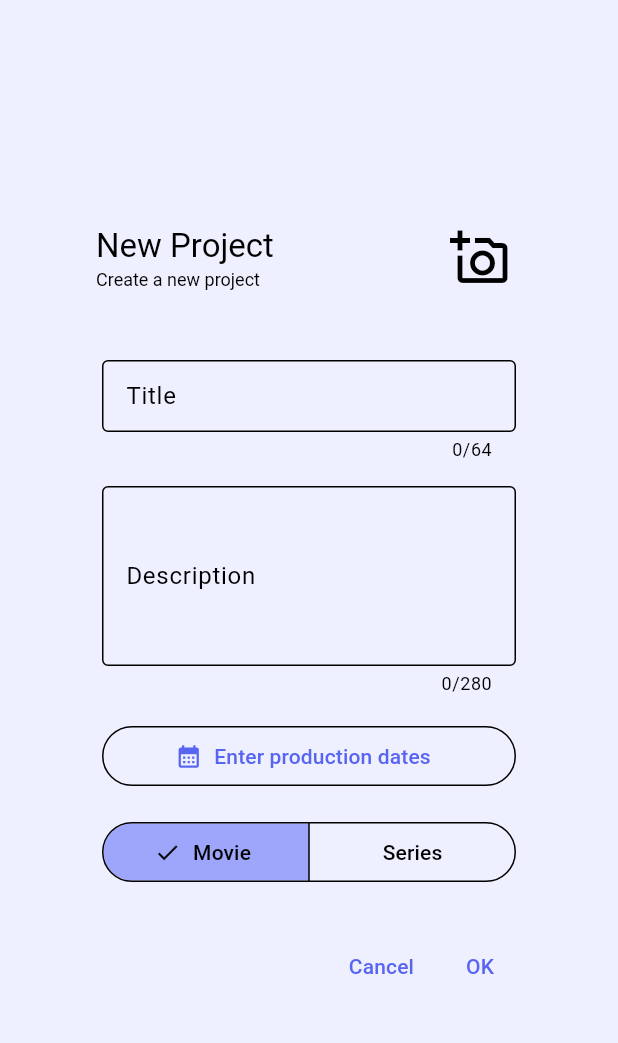
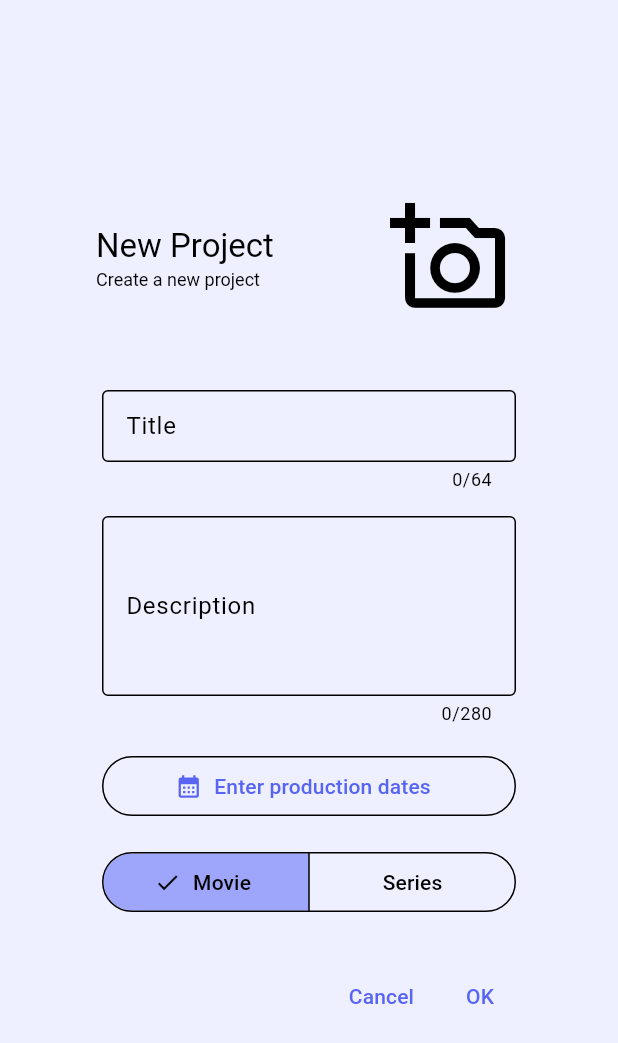
Before and after one commit to studiorvandco/cpm_app, a Flutter app: the NewProjectDialog widget shown alone on an empty page, opened directly, after a tap on the "add a photo" icon, on a phone screen of 412 x 824 dp. Shown: the top 1043 px of the screen. Run offline on Flutter 3.47's test engine with Material 2 defaults, Android fonts, the phone set to English and light mode, and no system bars; our stand-ins replace file_picker, page_transition; missing offline and left inert: outline_search_bar.

Commit message:
WIP image

```diff
--- a/lib/widgets/new_project_dialog.dart
+++ b/lib/widgets/new_project_dialog.dart
@@ -1,3 +1,6 @@
+import 'dart:io';
+
+import 'package:file_picker/file_picker.dart';
 import 'package:flutter/material.dart';
 import 'package:intl/intl.dart';
 
@@ -10,8 +13,7 @@ class NewProjectDialog extends StatefulWidget {
   State<StatefulWidget> createState() => _NewProjectDialogState();
 }
 
-class _NewProjectDialogState extends State<NewProjectDialog>
-    with AutomaticKeepAliveClientMixin<NewProjectDialog> {
+class _NewProjectDialogState extends State<NewProjectDialog> {
   _NewProjectDialogState();
 
   String? title;
@@ -24,7 +26,7 @@ class _NewProjectDialogState extends State<NewProjectDialog>
   @override
   void initState() {
     updateDateText();
-    super.initState();
+    return super.initState();
   }
 
   void updateDateText() {
@@ -45,7 +47,6 @@ class _NewProjectDialogState extends State<NewProjectDialog>
 
   @override
   Widget build(BuildContext context) {
-    String dateDisplayed = 'Enter production dates';
     return SimpleDialog(
       title: Row(
         mainAxisAlignment: MainAxisAlignment.spaceBetween,
@@ -61,8 +62,26 @@ class _NewProjectDialogState extends State<NewProjectDialog>
             ],
           ),
           IconButton(
-            icon: const Icon(Icons.add_a_photo_outlined, size: 40),
-            onPressed: () {},
+            style: IconButton.styleFrom(
+                shape: RoundedRectangleBorder(
+                    borderRadius: BorderRadius.circular(10))),
+            icon: Builder(builder: (context) {
+              if (image != null) {
+                return SizedBox(height: 80, width: 80, child: image!);
+              } else {
+                return const Icon(Icons.add_a_photo_outlined, size: 80);
+              }
+            }),
+            onPressed: () async {
+              FilePickerResult? result =
+                  await FilePicker.platform.pickFiles(type: FileType.image);
+              if (result != null) {
+                File file = File(result.files.single.path!);
+                setState(() {
+                  image = Image.file(file);
+                });
+              }
+            },
           ),
         ],
       ),
@@ -119,7 +138,7 @@ class _NewProjectDialogState extends State<NewProjectDialog>
                           }
                         },
                         icon: Icon(Icons.calendar_month),
-                        label: Text(dateDisplayed),
+                        label: Text(dateText),
                       ),
                     ),
                   ),
@@ -129,13 +148,13 @@ class _NewProjectDialogState extends State<NewProjectDialog>
                       width: 300,
                       child: SegmentedButton(
                         segments: [
-                          ButtonSegment(
+                          const ButtonSegment(
                               label: Text('Movie'), value: ProjectType.movie),
                           ButtonSegment(
                               label: Text('Series'), value: ProjectType.series)
                         ],
                         selected: {type},
-                        onSelectionChanged: (newSelection) {
+                        onSelectionChanged: (Set<ProjectType> newSelection) {
                           setState(() {
                             type = newSelection.first;
                           });
@@ -143,14 +162,14 @@ class _NewProjectDialogState extends State<NewProjectDialog>
                       ),
                     ),
                   ),
-                  SizedBox(
+                  const SizedBox(
                     height: 20,
                   ),
                   Row(
                     mainAxisAlignment: MainAxisAlignment.end,
                     children: [
-                      TextButton(onPressed: () {}, child: Text('Cancel')),
-                      TextButton(onPressed: () {}, child: Text('OK'))
+                      TextButton(onPressed: () {}, child: const Text('Cancel')),
+                      TextButton(onPressed: () {}, child: const Text('OK'))
                     ],
                   )
                 ]),
@@ -159,7 +178,4 @@ class _NewProjectDialogState extends State<NewProjectDialog>
       ],
     );
   }
-
-  @override
-  bool get wantKeepAlive => true;
 }
--- a/pubspec.yaml
+++ b/pubspec.yaml
@@ -13,6 +13,7 @@ dependencies:
   page_transition: ^2.0.9
   outline_search_bar: ^2.3.0
   intl: ^0.18.0
+  file_picker: ^5.2.5
 
 dev_dependencies:
   flutter_test:
```
Also changed, not shown: lib/pages/login.dart (+0 -15 lines), lib/pages/test.dart (+13 -3 lines).
